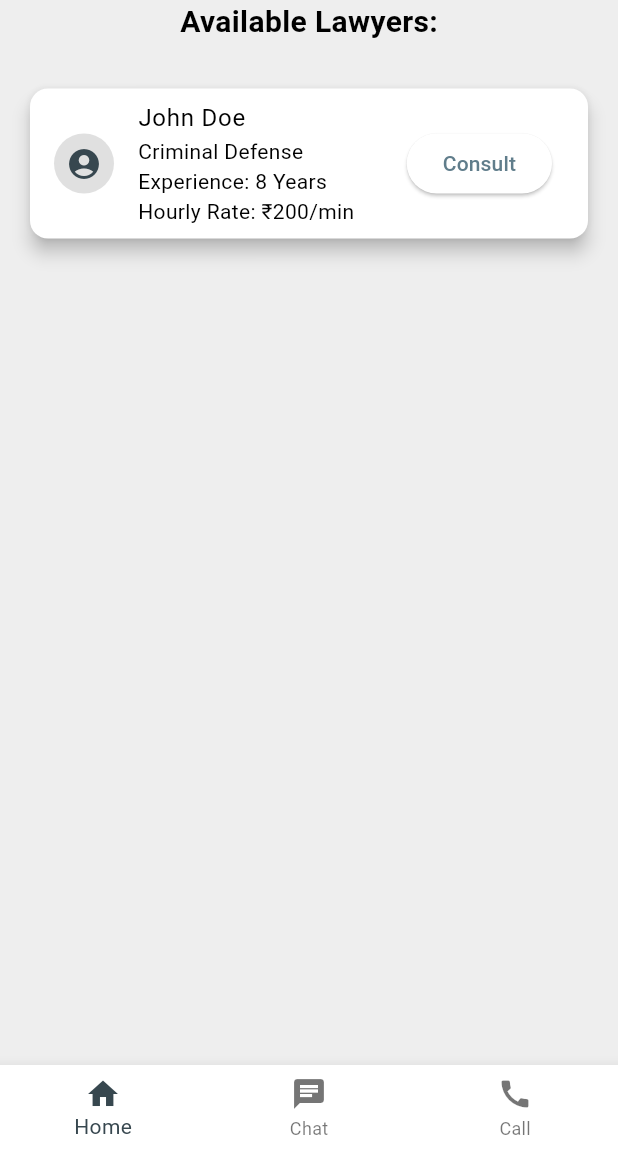
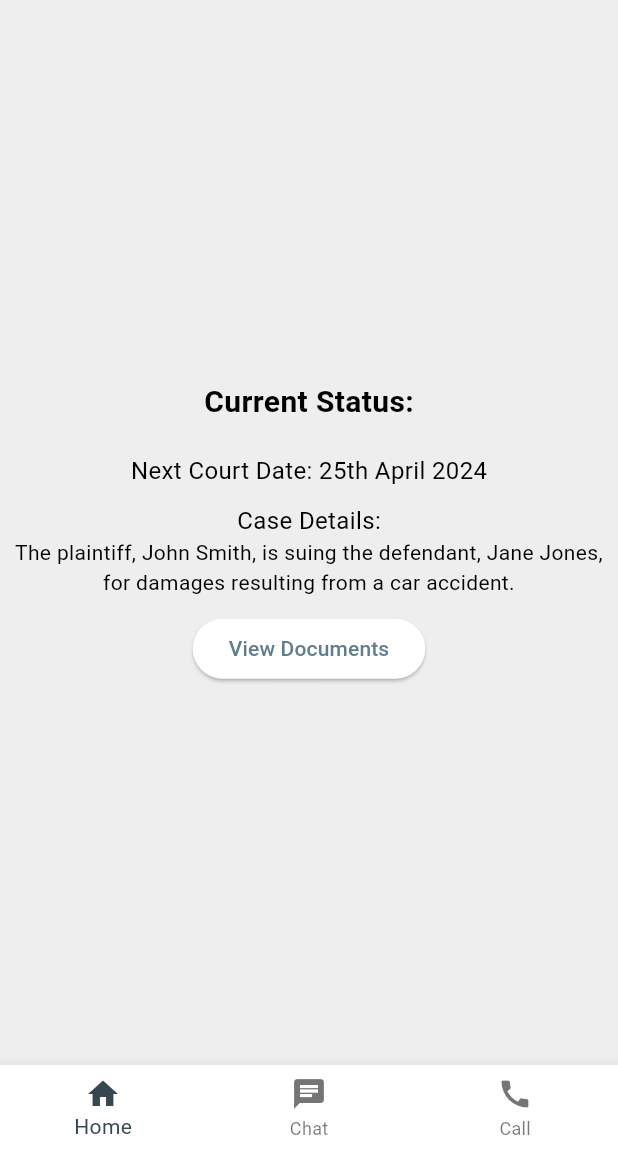
Before and after one commit to IshanSangani/Law-App, a Flutter app: the screen it shows after launch, on a phone screen of 412 x 824 dp, the part 84-1236 px from its top. Run offline on Flutter 3.47's test engine with Material 3 defaults, Android fonts, the phone set to English and light mode, and no system bars.

Commit message:
Update main.dart

```diff
--- a/lib/main.dart
+++ b/lib/main.dart
@@ -40,15 +40,37 @@ class MyHomePage extends StatefulWidget {
 }
 
 class _MyHomePageState extends State<MyHomePage> {
-  // Dummy lawyer data for demonstration
   List<Map<String, dynamic>> _lawyers = [
     {
-      'name': 'John Doe',
+      'name': 'Rajesh Sharma',
       'specialization': 'Criminal Defense',
       'experience': '8 Years',
       'hourlyRate': '₹200/min',
     },
-    // Add more lawyer data here
+    {
+      'name': 'Priya Patel',
+      'specialization': 'Family Law',
+      'experience': '6 Years',
+      'hourlyRate': '₹150/min',
+    },
+    {
+      'name': 'Vikram Singh',
+      'specialization': 'Personal Injury',
+      'experience': '10 Years',
+      'hourlyRate': '₹250/min',
+    },
+    {
+      'name': 'Aisha Khan',
+      'specialization': 'Real Estate Law',
+      'experience': '5 Years',
+      'hourlyRate': '₹180/min',
+    },
+    {
+      'name': 'Neha Gupta',
+      'specialization': 'Corporate Law',
+      'experience': '7 Years',
+      'hourlyRate': '₹220/min',
+    },
   ];
 
   int _selectedIndex = 0;
@@ -112,28 +134,13 @@ class _MyHomePageState extends State<MyHomePage> {
           ],
         ),
       ),
-      body: Center(
-        child: Column(
-          mainAxisAlignment: MainAxisAlignment.center,
-          children: <Widget>[
-            Text(
-              'Available Lawyers:', // Updated section title
-              style: TextStyle(
-                fontSize: 20,
-                fontWeight: FontWeight.bold,
-              ),
-            ),
-            SizedBox(height: 20),
-            Expanded(
-              child: ListView.builder(
-                itemCount: _lawyers.length,
-                itemBuilder: (context, index) {
-                  return _buildLawyerCard(_lawyers[index]);
-                },
-              ),
-            ),
-          ],
-        ),
+      body: _selectedIndex == 0
+          ? HomeScreen()
+          : ListView.builder(
+        itemCount: _lawyers.length,
+        itemBuilder: (context, index) {
+          return _buildLawyerCard(_lawyers[index]);
+        },
       ),
       bottomNavigationBar: BottomNavigationBar(
         items: const <BottomNavigationBarItem>[
@@ -199,3 +206,46 @@ class _MyHomePageState extends State<MyHomePage> {
     });
   }
 }
+
+class HomeScreen extends StatelessWidget {
+  @override
+  Widget build(BuildContext context) {
+    return Center(
+      child: Column(
+        mainAxisAlignment: MainAxisAlignment.center,
+        children: <Widget>[
+          Text(
+            'Current Status:', // Updated section title
+            style: TextStyle(
+              fontSize: 20,
+              fontWeight: FontWeight.bold,
+            ),
+          ),
+          // Add your current status widget here
+          SizedBox(height: 20),
+          Text(
+            'Next Court Date: 25th April 2024',
+            style: TextStyle(fontSize: 16),
+          ),
+          SizedBox(height: 10),
+          Text(
+            'Case Details:',
+            style: TextStyle(fontSize: 16),
+          ),
+          Text(
+            'The plaintiff, John Smith, is suing the defendant, Jane Jones, for damages resulting from a car accident.',
+            textAlign: TextAlign.center,
+            style: TextStyle(fontSize: 14),
+          ),
+          SizedBox(height: 10),
+          ElevatedButton(
+            onPressed: () {
+              // Implement functionality
+            },
+            child: Text('View Documents'),
+          ),
+        ],
+      ),
+    );
+  }
+}
```
